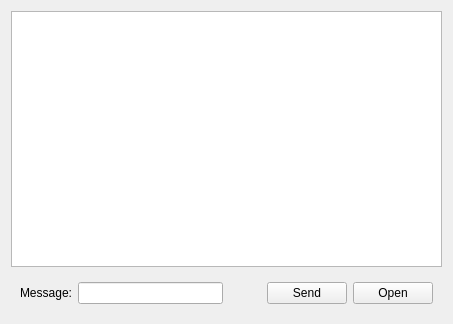
Old version of the form Client/ui/ClientChatWidget.ui in the repository ronnumberone/chat_app.
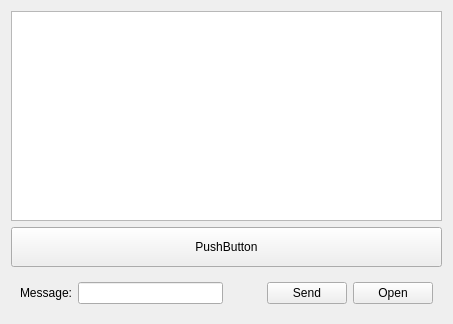
New version of the form. Icons and pictures are not drawn.

```diff
--- a/Client/ui/ClientChatWidget.ui
+++ b/Client/ui/ClientChatWidget.ui
@@ -17,6 +17,30 @@
    <item>
     <widget class="QListWidget" name="lstMessages"/>
    </item>
+   <item>
+    <widget class="QPushButton" name="suggestBtn">
+     <property name="minimumSize">
+      <size>
+       <width>0</width>
+       <height>40</height>
+      </size>
+     </property>
+     <property name="maximumSize">
+      <size>
+       <width>500</width>
+       <height>16777215</height>
+      </size>
+     </property>
+     <property name="font">
+      <font>
+       <pointsize>9</pointsize>
+      </font>
+     </property>
+     <property name="text">
+      <string>PushButton</string>
+     </property>
+    </widget>
+   </item>
    <item>
     <widget class="QWidget" name="wdgSendMessage" native="true">
      <layout class="QHBoxLayout" name="horizontalLayout" stretch="0,1,0,0,0">
```
